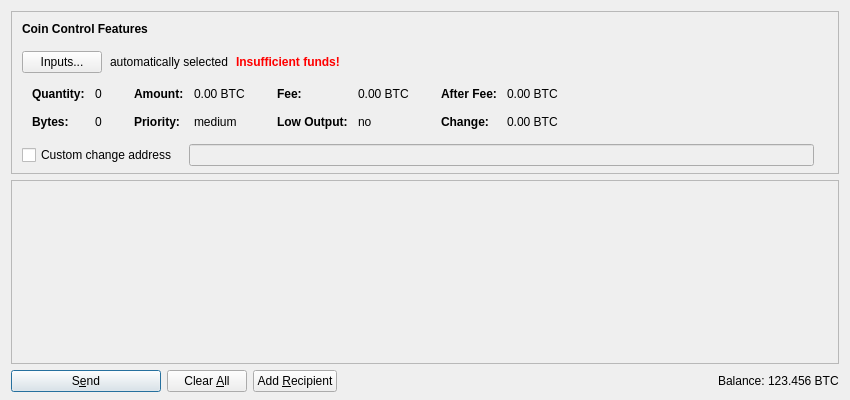
The window that src/qt/forms/sendcoinsdialog.ui (joulecoin/joulecoin) describes before a commit, drawn with Qt 5.
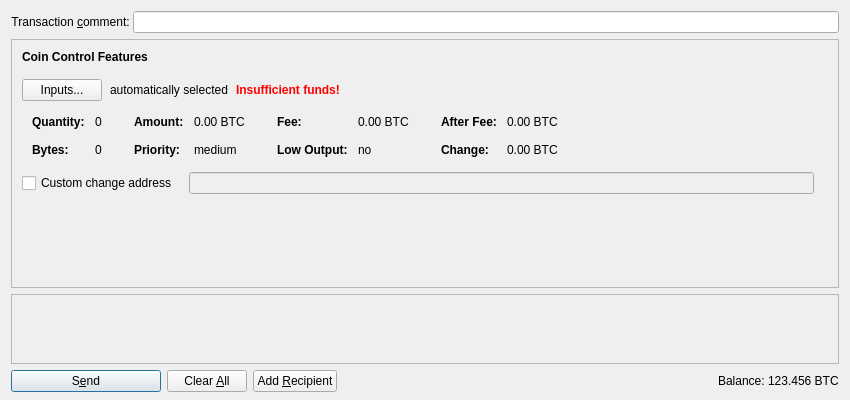
The same window after the commit. Icons and pictures are not drawn. Custom widgets are drawn as their Qt base class.

```diff
--- a/src/qt/forms/sendcoinsdialog.ui
+++ b/src/qt/forms/sendcoinsdialog.ui
@@ -17,6 +17,36 @@
    <property name="bottomMargin">
     <number>8</number>
    </property>
+   <item>
+    <layout class="QHBoxLayout" name="horizontalLayoutTxComment">
+     <property name="spacing">
+      <number>0</number>
+     </property>
+     <item>
+      <widget class="QLabel" name="labelTxComment">
+	   <property name="text">
+	    <string>Transaction &amp;comment: </string>
+	   </property>
+	   <property name="alignment">
+	    <set>Qt::AlignLeft|Qt::AlignTrailing|Qt::AlignVCenter</set>
+	   </property>
+	   <property name="buddy">
+	    <cstring>editTxComment</cstring>
+	   </property>
+	  </widget>
+     </item>
+     <item>
+      <widget class="QValidatedLineEdit" name="editTxComment">
+       <property name="enabled">
+        <bool>true</bool>
+       </property>
+       <property name="toolTip">
+        <string>Enter a transaction comment (Note: this information is public)</string>
+       </property>
+      </widget>
+     </item>
+    </layout>
+   </item>
    <item>
     <widget class="QFrame" name="frameCoinControl">
      <property name="sizePolicy">
```
